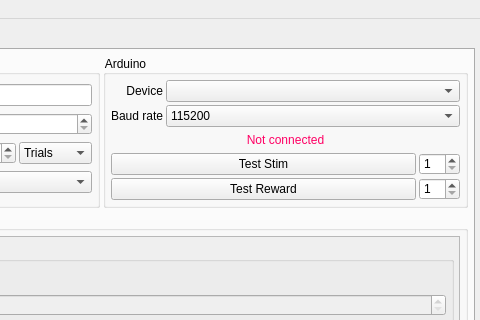
Before: the Qt Designer form GUI/GUI.ui in llerussell/PyBehaviour, drawn with Qt 5; both pictures show x 278 to 758 and y 0 to 320 of the 758 by 1000 pixel window.
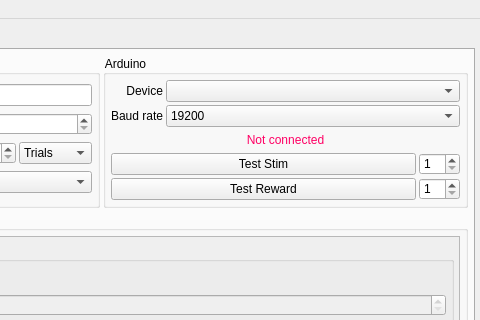
After: the same form once the commit is applied.

Commit message: fix baud rate, NUL character

What changed in the file:
```diff
--- a/GUI/GUI.ui
+++ b/GUI/GUI.ui
@@ -100,7 +100,7 @@
                    </property>
                    <item>
                     <property name="text">
-                     <string>115200</string>
+                     <string>19200</string>
                     </property>
                    </item>
                   </widget>
```
The commit also changes 2 other files.
